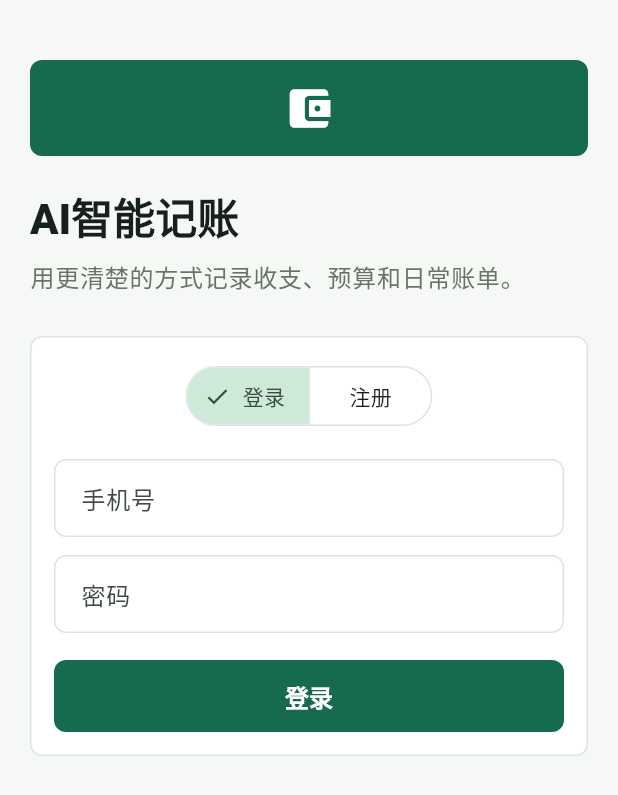
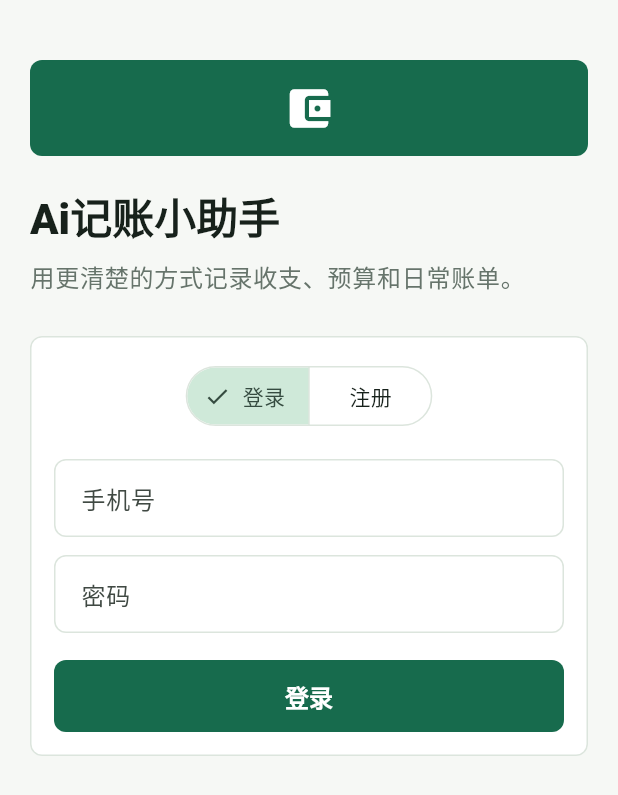
Before and after one commit to manongshi/manageMoney, a Flutter app: the screen it shows after launch, on a phone screen of 412 x 824 dp. Shown: the top 795 px of the screen. Run offline on Flutter 3.47's test engine with Material 3 defaults, Android fonts, the phone set to English and light mode, and no system bars; our stand-ins replace shared_preferences; missing offline and left inert: record; accounts and stored records are empty.

Commit message:
修改应用名称并重新打包APK

```diff
--- a/frontend/lib/main.dart
+++ b/frontend/lib/main.dart
@@ -53,7 +53,7 @@ class _AccountBookAppState extends State<AccountBookApp> {
       builder: (context, snapshot) {
         final controller = snapshot.data;
         return MaterialApp(
-          title: 'AI智能记账',
+          title: 'Ai记账小助手',
           debugShowCheckedModeBanner: false,
           theme: buildAppTheme(),
           home: controller == null
--- a/frontend/lib/src/screens/login_screen.dart
+++ b/frontend/lib/src/screens/login_screen.dart
@@ -50,7 +50,7 @@ class _LoginScreenState extends State<LoginScreen> {
             ),
             const SizedBox(height: 22),
             Text(
-              'AI智能记账',
+              'Ai记账小助手',
               style: Theme.of(context).textTheme.headlineMedium?.copyWith(
                 fontWeight: FontWeight.w900,
                 color: AppColors.text,
```
Also changed, not shown: 1 other file.
